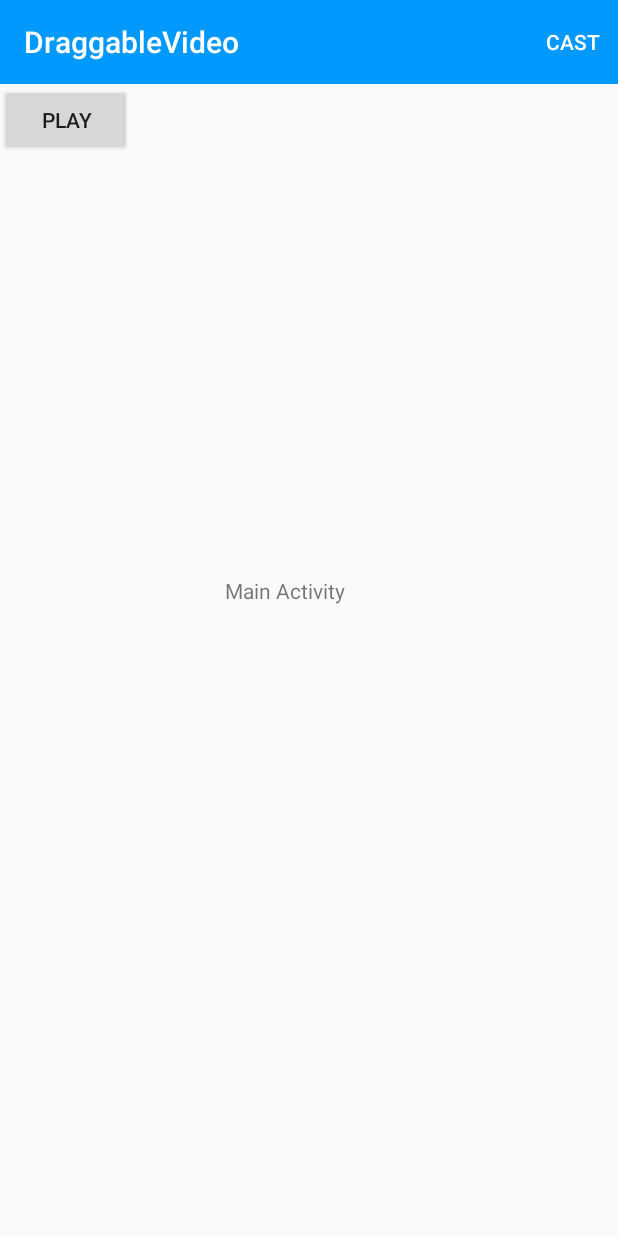
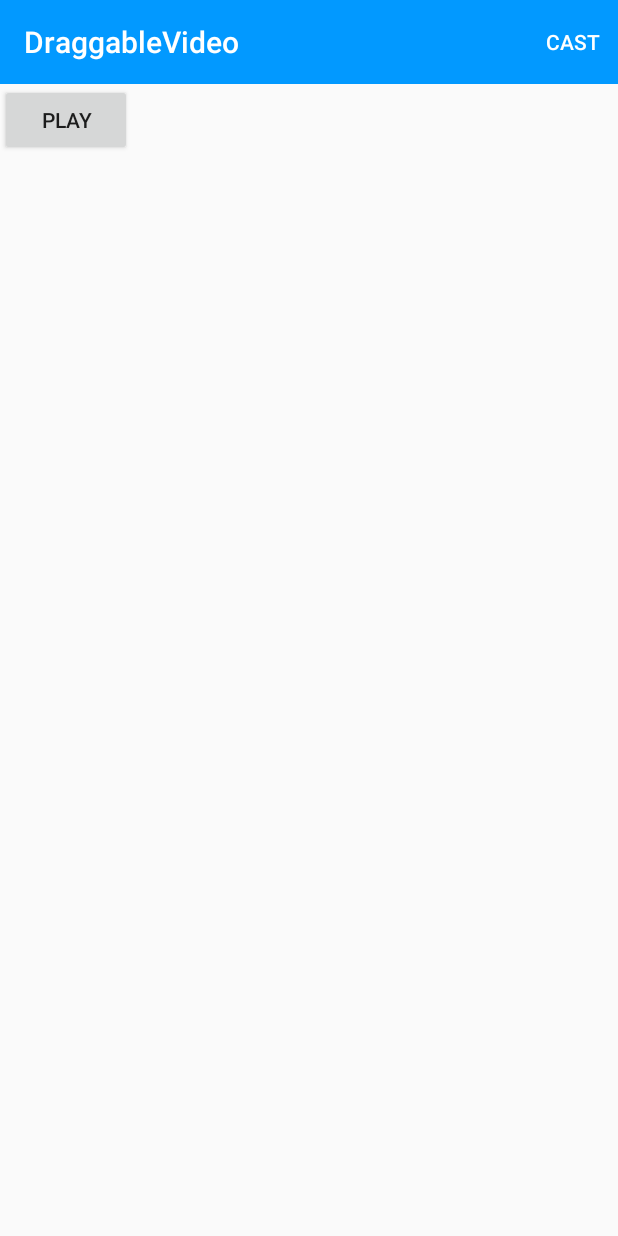
Before and after one commit to ajdelcimmuto/castDemo, an Android app: the screen it shows after launch (MainActivity), on a phone screen of 412 x 824 dp. Run offline under Robolectric (Android 15) with nearby library versions, the phone set to English and light mode, and no system bars; libraries missing offline, so code that uses them is left out: com.google.android.gms; 2 statements that could not run were skipped.

```diff
--- a/app/src/main/AndroidManifest.xml
+++ b/app/src/main/AndroidManifest.xml
@@ -10,12 +10,12 @@
         android:supportsRtl="true"
         android:theme="@style/Theme.AppCompat.Light.NoActionBar">
         <activity
-            android:name=".PlayerActivity"
+            android:name="com.example.koalatv.PlayerActivity"
             android:label="@string/title_activity_player"
             android:theme="@style/AppTheme"></activity>
 
         <activity
-            android:name=".MainActivity"
+            android:name="com.example.koalatv.MainActivity"
             android:configChanges="orientation|screenSize">
             <intent-filter>
                 <action android:name="android.intent.action.MAIN" />
@@ -26,7 +26,7 @@
 
         <meta-data
             android:name="com.google.android.gms.cast.framework.OPTIONS_PROVIDER_CLASS_NAME"
-            android:value="com.example.josterman.draggablevideo.CastOptionsProvider" />
+            android:value="com.example.koalatv.CastOptionsProvider" />
     </application>
 
     <uses-permission android:name="android.permission.INTERNET" />
--- a/app/src/main/java/com/example/josterman/draggablevideo/CastOptionsProvider.java
+++ b/app/src/main/java/com/example/koalatv/CastOptionsProvider.java
@@ -1,4 +1,4 @@
-package com.example.josterman.draggablevideo;
+package com.example.koalatv;
 
 import android.content.Context;
 
--- a/app/src/main/res/layout/activity_main.xml
+++ b/app/src/main/res/layout/activity_main.xml
@@ -1,30 +1,20 @@
 <?xml version="1.0" encoding="utf-8"?>
-    <android.support.v7.widget.LinearLayoutCompat
+    <LinearLayout
     xmlns:android="http://schemas.android.com/apk/res/android"
     xmlns:tools="http://schemas.android.com/tools"
     android:layout_width="match_parent"
     android:layout_height="wrap_content"
     android:orientation="vertical"
-    tools:context="com.example.josterman.draggablevideo.MainActivity">
+    tools:context="com.example.koalatv.MainActivity">
 
-        <include layout="@layout/toolbar"/>
+    <include layout="@layout/toolbar"/>
 
 
-
-
-
-    <android.support.v7.widget.AppCompatButton
+    <androidx.appcompat.widget.AppCompatButton
         android:layout_width="wrap_content"
         android:layout_height="wrap_content"
         android:id="@+id/playButton"
         android:text="play">
-    </android.support.v7.widget.AppCompatButton>
+    </androidx.appcompat.widget.AppCompatButton>
 
-    <TextView
-        android:text="Main Activity"
-        android:layout_width="wrap_content"
-        android:layout_height="wrap_content"
-        android:layout_marginLeft="150dip"
-        android:layout_marginTop="280dip"/>
-
-    </android.support.v7.widget.LinearLayoutCompat>
+    </LinearLayout>
--- a/app/src/main/res/layout/exo_custom_default.xml
+++ b/app/src/main/res/layout/exo_custom_default.xml
@@ -1,5 +1,5 @@
 <?xml version="1.0" encoding="utf-8"?>
-<android.support.constraint.ConstraintLayout xmlns:android = "http://schemas.android.com/apk/res/android"
+<androidx.constraintlayout.widget.ConstraintLayout xmlns:android = "http://schemas.android.com/apk/res/android"
     xmlns:app = "http://schemas.android.com/apk/res-auto"
     xmlns:tools = "http://schemas.android.com/tools"
     android:layout_width = "match_parent"
@@ -163,7 +163,7 @@
         app:layout_constraintRight_toRightOf = "parent"
         tools:visibility = "visible" />
 
-    <android.support.constraint.Guideline
+    <androidx.constraintlayout.widget.Guideline
         android:id="@+id/vertCenter"
         android:layout_width="wrap_content"
         android:layout_height="wrap_content"
@@ -261,4 +261,4 @@
         app:layout_constraintLeft_toRightOf = "@id/exo_position"
         app:layout_constraintRight_toLeftOf = "@id/exo_duration"
         app:layout_constraintTop_toTopOf = "@id/exo_duration" />
-</android.support.constraint.ConstraintLayout>
+</androidx.constraintlayout.widget.ConstraintLayout>
--- a/app/src/main/res/layout/exo_custom_live.xml
+++ b/app/src/main/res/layout/exo_custom_live.xml
@@ -1,5 +1,5 @@
 <?xml version="1.0" encoding="utf-8"?>
-<android.support.constraint.ConstraintLayout xmlns:android = "http://schemas.android.com/apk/res/android"
+<androidx.constraintlayout.widget.ConstraintLayout xmlns:android = "http://schemas.android.com/apk/res/android"
     xmlns:app = "http://schemas.android.com/apk/res-auto"
     android:layout_width = "match_parent"
     android:layout_height = "match_parent"
@@ -76,4 +76,4 @@
         </LinearLayout>
 
     </LinearLayout>
-</android.support.constraint.ConstraintLayout>
+</androidx.constraintlayout.widget.ConstraintLayout>
--- a/app/src/main/res/layout/fragment_my_exo_player_live.xml
+++ b/app/src/main/res/layout/fragment_my_exo_player_live.xml
@@ -6,7 +6,7 @@
     android:layout_width = "match_parent"
     android:layout_height = "match_parent"
     android:fitsSystemWindows = "true"
-    tools:context = ".myExoPlayer">
+    tools:context = "com.example.koalatv.myExoPlayer">
 
     <com.google.android.exoplayer2.ui.PlayerView
         android:id = "@+id/videoView"
--- a/app/src/main/res/layout/toolbar.xml
+++ b/app/src/main/res/layout/toolbar.xml
@@ -1,5 +1,5 @@
 <?xml version="1.0" encoding="utf-8"?>
-<android.support.v7.widget.Toolbar
+<androidx.appcompat.widget.Toolbar
     xmlns:android="http://schemas.android.com/apk/res/android"
     xmlns:app="http://schemas.android.com/apk/res-auto"
     android:id="@+id/toolbar"
@@ -11,4 +11,4 @@
     app:theme="@style/ThemeOverlay.AppCompat.Dark.ActionBar">
 
 
-</android.support.v7.widget.Toolbar>
+</androidx.appcompat.widget.Toolbar>
--- a/app/src/main/res/menu/menu.xml
+++ b/app/src/main/res/menu/menu.xml
@@ -4,7 +4,7 @@
     <item
         android:id="@+id/media_route_menu_item"
         android:title="Cast"
-        app:actionProviderClass="android.support.v7.app.MediaRouteActionProvider"
+        app:actionProviderClass="androidx.mediarouter.app.MediaRouteActionProvider"
         app:showAsAction="always">
     </item>
 
```
Also changed, not shown: app/build.gradle (+17 -6 lines), app/src/main/java/com/example/koalatv/MainActivity.java (renamed from app/src/main/java/com/example/josterman/draggablevideo/MainActivity.java, +8 -16 lines), app/src/main/java/com/example/koalatv/PlayerActivity.java (renamed from app/src/main/java/com/example/josterman/draggablevideo/PlayerActivity.java, +5 -10 lines), app/src/main/java/com/example/koalatv/myExoPlayer.java (renamed from app/src/main/java/com/example/josterman/draggablevideo/myExoPlayer.java, +9 -13 lines), app/src/main/res/layout/activity_player.xml (+4 -3 lines), app/src/main/res/layout/fragment_my_exo_player_default.xml (+6 -5 lines), 3 other files.
